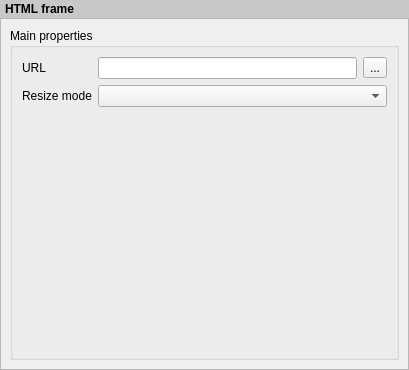
The window that src/ui/qgscomposerhtmlwidgetbase.ui (qgis/QGIS) describes before a commit, drawn with Qt 5.
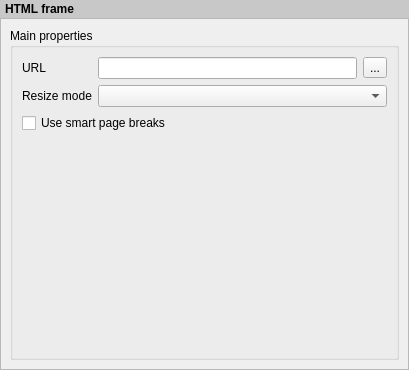
The same window after the commit. Custom widgets are drawn as their Qt base class.

Commit message: [composer] Add checkbox for controlling whether html items should use smart page breaking (sponsored by City of Uster, Switzerland)

```diff
--- a/src/ui/qgscomposerhtmlwidgetbase.ui
+++ b/src/ui/qgscomposerhtmlwidgetbase.ui
@@ -47,7 +47,7 @@
         <x>0</x>
         <y>0</y>
         <width>407</width>
-        <height>348</height>
+        <height>347</height>
        </rect>
       </property>
       <layout class="QVBoxLayout" name="mainLayout">
@@ -106,6 +106,13 @@
           <item row="2" column="1">
            <widget class="QComboBox" name="mResizeModeComboBox"/>
           </item>
+          <item row="3" column="0" colspan="2">
+           <widget class="QCheckBox" name="mUseSmartBreaksCheckBox">
+            <property name="text">
+             <string>Use smart page breaks</string>
+            </property>
+           </widget>
+          </item>
          </layout>
         </widget>
        </item>
```
The commit also changes 5 other files.
